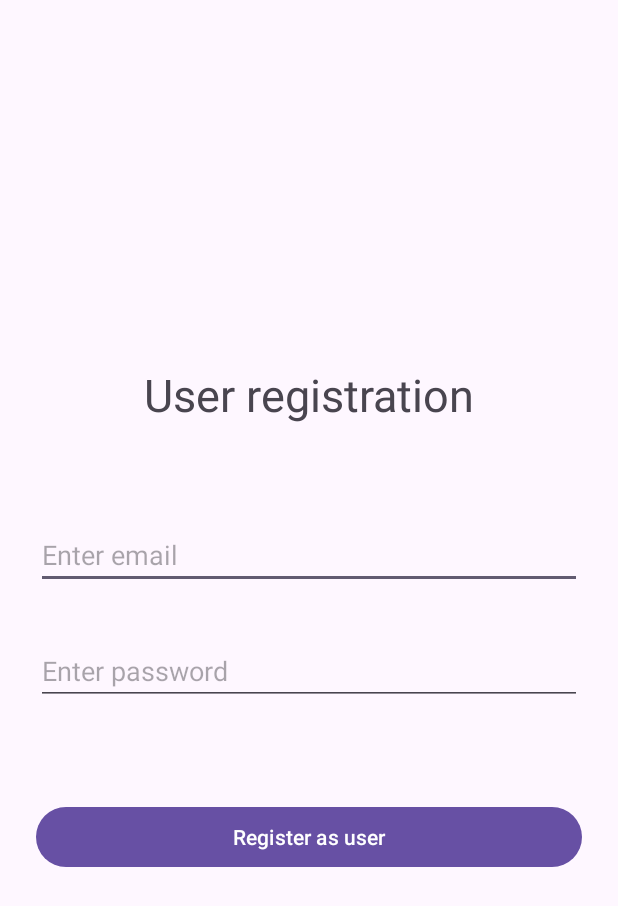
After one commit to J-Antulov03/mobile-dev-proj-5, an Android app: the UserRegisterActivity screen opened directly, with no data from a screen before it, on a phone screen of 412 x 824 dp. The commit adds this screen. Shown: the top 906 px of the screen. Run offline under Robolectric (Android 15) with nearby library versions, the phone set to English and light mode, and no system bars; our stand-ins replace Firebase (no records; nobody signed in at launch, a user with empty details on screens opened directly).

Commit message:
Stories 1-3 implemented
Added the functionality allowing users to log in, create an account, and to log out.

```diff
--- a/app/src/main/java/edu/uga/cs/theridesharingapp/MainActivity.java
+++ b/app/src/main/java/edu/uga/cs/theridesharingapp/MainActivity.java
@@ -84,9 +84,9 @@ public class MainActivity extends AppCompatActivity {
             startActivity(intent);
         } /*else if (menuItem.getItemId() == R.id.menu_add){
             fragment = new NewQuiz();
-        } */else if (menuItem.getItemId() == R.id.menu_close){
-            System.exit(1);
-            return;
+        } */else if (menuItem.getItemId() == R.id.menu_logout){
+            Intent intent = new Intent(this, LoginPage.class);
+            startActivity(intent);
         } else {
             return;
         };
--- /dev/null
+++ b/app/src/main/java/edu/uga/cs/theridesharingapp/UserRegisterActivity.java
@@ -0,0 +1,79 @@
+package edu.uga.cs.theridesharingapp;
+
+import android.content.Intent;
+import android.os.Bundle;
+import android.util.Log;
+import android.view.View;
+import android.widget.Button;
+import android.widget.EditText;
+import android.widget.Toast;
+
+import androidx.activity.EdgeToEdge;
+import androidx.annotation.NonNull;
+import androidx.appcompat.app.AppCompatActivity;
+import androidx.core.graphics.Insets;
+import androidx.core.view.ViewCompat;
+import androidx.core.view.WindowInsetsCompat;
+
+import com.google.android.gms.tasks.OnCompleteListener;
+import com.google.android.gms.tasks.Task;
+import com.google.firebase.auth.AuthResult;
+import com.google.firebase.auth.FirebaseAuth;
+import com.google.firebase.auth.FirebaseUser;
+
+public class UserRegisterActivity extends AppCompatActivity {
+
+    private static final String DEBUG_TAG = "UserRegisterActivity";
+
+    private EditText emailEditText;
+    private EditText passworEditText;
+
+    @Override
+    protected void onCreate(Bundle savedInstanceState) {
+        super.onCreate(savedInstanceState);
+        //EdgeToEdge.enable(this);
+        setContentView(R.layout.activity_user_register);
+
+        emailEditText = findViewById(R.id.editText);
+        passworEditText = findViewById(R.id.editText5);
+
+        Button registerButton = findViewById(R.id.button3);
+        registerButton.setOnClickListener(new RegisterButtonClickListener());
+    }
+
+    private class RegisterButtonClickListener implements View.OnClickListener {
+        @Override
+        public void onClick(View view) {
+            final String email = emailEditText.getText().toString();
+            final String password = passworEditText.getText().toString();
+
+            final FirebaseAuth firebaseAuth = FirebaseAuth.getInstance();
+
+            firebaseAuth.createUserWithEmailAndPassword( email, password )
+                    .addOnCompleteListener( UserRegisterActivity.this, new OnCompleteListener<AuthResult>() {
+                        @Override
+                        public void onComplete(@NonNull Task<AuthResult> task) {
+                            if (task.isSuccessful()) {
+
+                                Toast.makeText( getApplicationContext(),
+                                        "Registered user: " + email,
+                                        Toast.LENGTH_SHORT ).show();
+
+                                // Sign in success, update UI with the signed-in user's information
+                                Log.d( DEBUG_TAG, "createUserWithEmail: success" );
+
+                                FirebaseUser user = firebaseAuth.getCurrentUser();
+
+                                Intent intent = new Intent( UserRegisterActivity.this, MainActivity.class );
+                                startActivity( intent );
+                            } else {
+                                // If sign in fails, display a message to the user.
+                                Log.w(DEBUG_TAG, "createUserWithEmail: failure", task.getException());
+                                Toast.makeText(UserRegisterActivity.this, "Registration failed.",
+                                        Toast.LENGTH_SHORT).show();
+                            }
+                        }
+                    });
+        }
+    }
+}
--- /dev/null
+++ b/app/src/main/res/layout/activity_user_register.xml
@@ -0,0 +1,77 @@
+<?xml version="1.0" encoding="utf-8"?>
+<androidx.constraintlayout.widget.ConstraintLayout xmlns:android="http://schemas.android.com/apk/res/android"
+    xmlns:app="http://schemas.android.com/apk/res-auto"
+    xmlns:tools="http://schemas.android.com/tools"
+    android:layout_width="match_parent"
+    android:layout_height="match_parent"
+    tools:context=".RegisterActivity">
+
+    <TextView
+        android:id="@+id/textView4"
+        android:layout_width="wrap_content"
+        android:layout_height="wrap_content"
+        android:layout_marginBottom="32dp"
+        android:text="User registration"
+        android:textSize="30sp"
+        app:layout_constraintBottom_toTopOf="@+id/editText"
+        app:layout_constraintEnd_toEndOf="parent"
+        app:layout_constraintHorizontal_bias="0.5"
+        app:layout_constraintStart_toStartOf="parent"
+        app:layout_constraintTop_toTopOf="parent"
+        app:layout_constraintVertical_chainStyle="packed" />
+
+    <EditText
+        android:id="@+id/editText"
+        android:layout_width="0dp"
+        android:layout_height="wrap_content"
+        android:layout_marginStart="24dp"
+        android:layout_marginLeft="24dp"
+        android:layout_marginTop="32dp"
+        android:layout_marginEnd="24dp"
+        android:layout_marginRight="24dp"
+        android:layout_marginBottom="32dp"
+        android:ems="10"
+        android:hint="Enter email"
+        android:inputType="textEmailAddress"
+        app:layout_constraintBottom_toTopOf="@+id/editText5"
+        app:layout_constraintEnd_toEndOf="parent"
+        app:layout_constraintHorizontal_bias="0.5"
+        app:layout_constraintStart_toStartOf="parent"
+        app:layout_constraintTop_toBottomOf="@+id/textView4" />
+
+    <EditText
+        android:id="@+id/editText5"
+        android:layout_width="0dp"
+        android:layout_height="wrap_content"
+        android:layout_marginStart="24dp"
+        android:layout_marginLeft="24dp"
+        android:layout_marginEnd="24dp"
+        android:layout_marginRight="24dp"
+        android:layout_marginBottom="32dp"
+        android:ems="10"
+        android:hint="Enter password"
+        android:inputType="textPassword"
+        app:layout_constraintBottom_toTopOf="@+id/button3"
+        app:layout_constraintEnd_toEndOf="parent"
+        app:layout_constraintHorizontal_bias="0.5"
+        app:layout_constraintStart_toStartOf="parent"
+        app:layout_constraintTop_toBottomOf="@+id/editText" />
+
+    <Button
+        android:id="@+id/button3"
+        android:layout_width="0dp"
+        android:layout_height="wrap_content"
+        android:layout_marginStart="24dp"
+        android:layout_marginLeft="24dp"
+        android:layout_marginTop="32dp"
+        android:layout_marginEnd="24dp"
+        android:layout_marginRight="24dp"
+        android:text="Register as user"
+        android:textAllCaps="false"
+        app:layout_constraintBottom_toBottomOf="parent"
+        app:layout_constraintEnd_toEndOf="parent"
+        app:layout_constraintHorizontal_bias="0.5"
+        app:layout_constraintStart_toStartOf="parent"
+        app:layout_constraintTop_toBottomOf="@+id/editText5" />
+
+</androidx.constraintlayout.widget.ConstraintLayout>
--- a/app/src/main/res/menu/tabs_menu.xml
+++ b/app/src/main/res/menu/tabs_menu.xml
@@ -6,7 +6,7 @@
         <item
             android:id="@+id/menu_rides"
             android:icon="@drawable/ic_baseline_help_24"
-            android:orderInCategory="3"
+            android:orderInCategory="2"
             android:title="View Rides"
             app:showAsAction="never" />
 
@@ -19,10 +19,10 @@
             app:showAsAction="never" />
 
         <item
-            android:id="@+id/menu_close"
+            android:id="@+id/menu_logout"
             android:icon="@drawable/ic_baseline_close_24"
             android:orderInCategory="4"
-            android:title="Close app"
+            android:title="Logout"
             app:showAsAction="ifRoom|withText" />
 
     </group>
--- a/gradle/libs.versions.toml
+++ b/gradle/libs.versions.toml
@@ -7,6 +7,7 @@ appcompat = "1.7.0"
 material = "1.12.0"
 activity = "1.10.1"
 constraintlayout = "2.2.1"
+firebaseInappmessaging = "21.0.2"
 
 [libraries]
 junit = { group = "junit", name = "junit", version.ref = "junit" }
@@ -16,6 +17,7 @@ appcompat = { group = "androidx.appcompat", name = "appcompat", version.ref = "a
 material = { group = "com.google.android.material", name = "material", version.ref = "material" }
 activity = { group = "androidx.activity", name = "activity", version.ref = "activity" }
 constraintlayout = { group = "androidx.constraintlayout", name = "constraintlayout", version.ref = "constraintlayout" }
+firebase-inappmessaging = { group = "com.google.firebase", name = "firebase-inappmessaging", version.ref = "firebaseInappmessaging" }
 
 [plugins]
 android-application = { id = "com.android.application", version.ref = "agp" }
```
Also changed, not shown: app/build.gradle (+6 -1 lines), app/src/main/AndroidManifest.xml (+6 -4 lines), app/src/main/java/edu/uga/cs/theridesharingapp/LoginPage.java (+80 -0 lines), app/src/main/res/layout/activity_login_page.xml (+48 -2 lines), app/src/main/res/layout/activity_rides.xml (+15 -3 lines), 2 other files.
